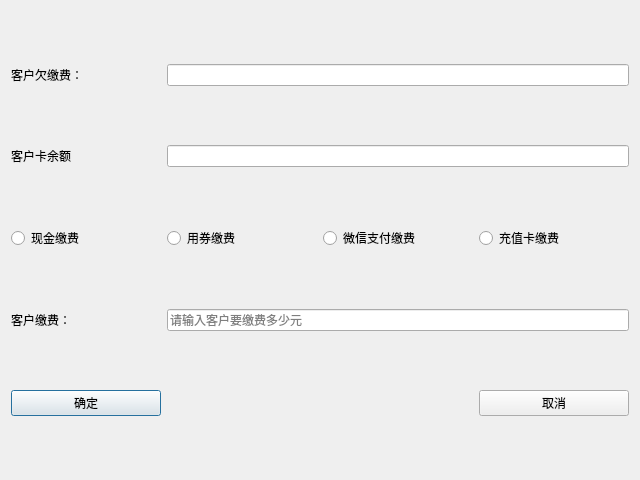
Before: the Qt Designer form LaundryManagementSystem/dlgcustomercostforhavenotpaid.ui in Quentlam/LaundryManagementSystem, drawn with Qt 5.
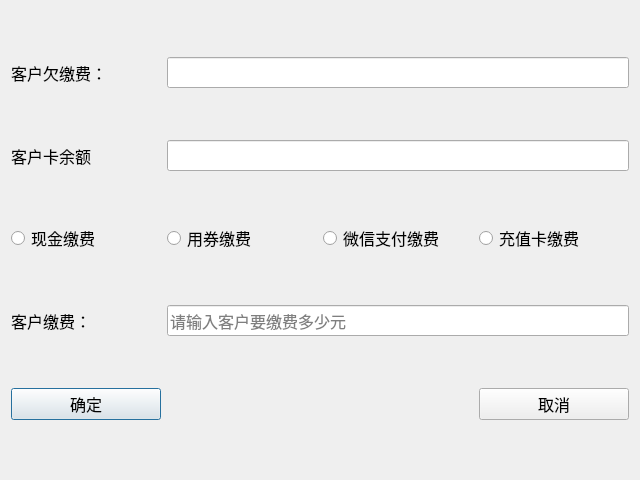
After: the same form once the commit is applied.

Patch:
```diff
--- a/LaundryManagementSystem/dlgcustomercostforhavenotpaid.ui
+++ b/LaundryManagementSystem/dlgcustomercostforhavenotpaid.ui
@@ -22,25 +22,57 @@
     <height>480</height>
    </size>
   </property>
+  <property name="font">
+   <font>
+    <family>微软雅黑</family>
+    <pointsize>12</pointsize>
+   </font>
+  </property>
   <property name="windowTitle">
    <string>客户缴费</string>
   </property>
   <layout class="QGridLayout" name="gridLayout">
    <item row="0" column="1" colspan="3">
-    <widget class="QLineEdit" name="LeHaveNotPaidMoney"/>
+    <widget class="QLineEdit" name="LeHaveNotPaidMoney">
+     <property name="font">
+      <font>
+       <family>微软雅黑</family>
+       <pointsize>12</pointsize>
+      </font>
+     </property>
+    </widget>
    </item>
    <item row="4" column="0">
     <widget class="QLabel" name="label_2">
+     <property name="font">
+      <font>
+       <family>微软雅黑</family>
+       <pointsize>12</pointsize>
+      </font>
+     </property>
      <property name="text">
       <string>客户缴费：</string>
      </property>
     </widget>
    </item>
    <item row="1" column="1" colspan="3">
-    <widget class="QLineEdit" name="LeCardMoney"/>
+    <widget class="QLineEdit" name="LeCardMoney">
+     <property name="font">
+      <font>
+       <family>微软雅黑</family>
+       <pointsize>12</pointsize>
+      </font>
+     </property>
+    </widget>
    </item>
    <item row="3" column="3">
     <widget class="QRadioButton" name="RaCard">
+     <property name="font">
+      <font>
+       <family>微软雅黑</family>
+       <pointsize>12</pointsize>
+      </font>
+     </property>
      <property name="text">
       <string>充值卡缴费</string>
      </property>
@@ -48,6 +80,12 @@
    </item>
    <item row="1" column="0">
     <widget class="QLabel" name="label_3">
+     <property name="font">
+      <font>
+       <family>微软雅黑</family>
+       <pointsize>12</pointsize>
+      </font>
+     </property>
      <property name="text">
       <string>客户卡余额</string>
      </property>
@@ -55,6 +93,12 @@
    </item>
    <item row="3" column="1">
     <widget class="QRadioButton" name="RaTicket">
+     <property name="font">
+      <font>
+       <family>微软雅黑</family>
+       <pointsize>12</pointsize>
+      </font>
+     </property>
      <property name="text">
       <string>用券缴费</string>
      </property>
@@ -62,6 +106,12 @@
    </item>
    <item row="0" column="0">
     <widget class="QLabel" name="label">
+     <property name="font">
+      <font>
+       <family>微软雅黑</family>
+       <pointsize>12</pointsize>
+      </font>
+     </property>
      <property name="text">
       <string>客户欠缴费：</string>
      </property>
@@ -69,6 +119,12 @@
    </item>
    <item row="3" column="2">
     <widget class="QRadioButton" name="RaWechat">
+     <property name="font">
+      <font>
+       <family>微软雅黑</family>
+       <pointsize>12</pointsize>
+      </font>
+     </property>
      <property name="text">
       <string>微信支付缴费</string>
      </property>
@@ -76,6 +132,12 @@
    </item>
    <item row="4" column="1" colspan="3">
     <widget class="QLineEdit" name="LePay">
+     <property name="font">
+      <font>
+       <family>微软雅黑</family>
+       <pointsize>12</pointsize>
+      </font>
+     </property>
      <property name="placeholderText">
       <string>请输入客户要缴费多少元</string>
      </property>
@@ -83,6 +145,12 @@
    </item>
    <item row="3" column="0">
     <widget class="QRadioButton" name="RaCash">
+     <property name="font">
+      <font>
+       <family>微软雅黑</family>
+       <pointsize>12</pointsize>
+      </font>
+     </property>
      <property name="text">
       <string>现金缴费</string>
      </property>
@@ -99,6 +167,7 @@
      <property name="font">
       <font>
        <family>微软雅黑</family>
+       <pointsize>12</pointsize>
       </font>
      </property>
      <property name="text">
@@ -117,6 +186,7 @@
      <property name="font">
       <font>
        <family>微软雅黑</family>
+       <pointsize>12</pointsize>
       </font>
      </property>
      <property name="text">
```
